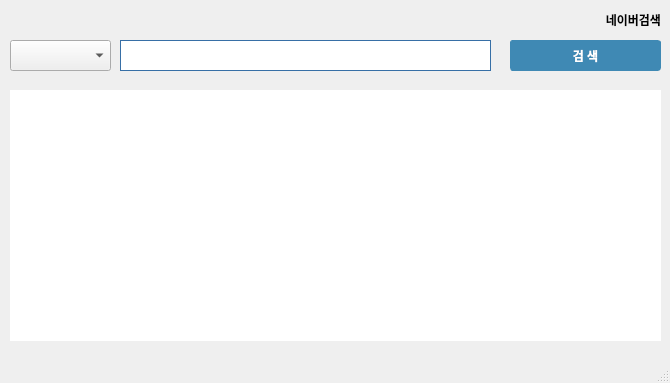
The window that ui/ui_nord.ui (brownieSea/naverApi_240422) describes before a commit, drawn with Qt 5.
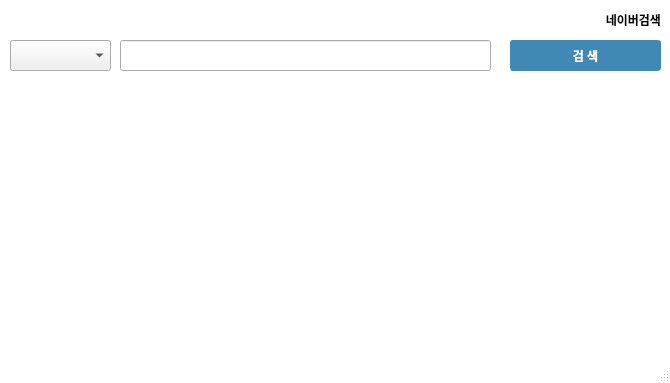
The same window after the commit.

Commit message: 디자인 수정

Diff of the .ui file:
```diff
--- a/ui/ui_nord.ui
+++ b/ui/ui_nord.ui
@@ -14,29 +14,12 @@
    <string>MainWindow</string>
   </property>
   <property name="styleSheet">
-   <string notr="true">QLineEdit {
-	border:0;
-	border-bottom:1px solid #ccc;
-	padding:5px;
-}
-
-QPushButton {
-	background-color:#333;
-	border:1px solid #333;
-	color:#fff;
-	border-radius:5px
-}
-QTableWidget {
-	border:0;
-	background-color:#fff;
-}
-
-QTableWidget Header {
-	background-color;gray;
+   <string notr="true">QMainWindow {
+	background-color: rgb(255, 255, 255);
 }
 
 QLineEdit {
-    border:1px solid #ccc;
+    border-bottom:1px solid #ccc;
 }
 
 QPushButton {
@@ -45,15 +28,20 @@
     background-color: #3F89B4;
     color: #FFFFFF;
 	font-weight:bold;
-}</string>
+}
+
+QTableWidget {
+	border:0;
+}
+</string>
   </property>
   <widget class="QWidget" name="centralwidget">
    <widget class="QLabel" name="label">
     <property name="geometry">
      <rect>
-      <x>10</x>
+      <x>410</x>
       <y>10</y>
-      <width>651</width>
+      <width>251</width>
       <height>20</height>
      </rect>
     </property>
@@ -80,7 +68,7 @@
      </rect>
     </property>
     <property name="styleSheet">
-     <string notr="true">border:1px solid rgb(55, 111, 166);</string>
+     <string notr="true"/>
     </property>
    </widget>
    <widget class="QPushButton" name="searchBtn">
@@ -99,9 +87,9 @@
    <widget class="QTableWidget" name="result_table">
     <property name="geometry">
      <rect>
-      <x>10</x>
+      <x>0</x>
       <y>90</y>
-      <width>651</width>
+      <width>670</width>
       <height>251</height>
      </rect>
     </property>
```
The commit also changes 1 other file.
